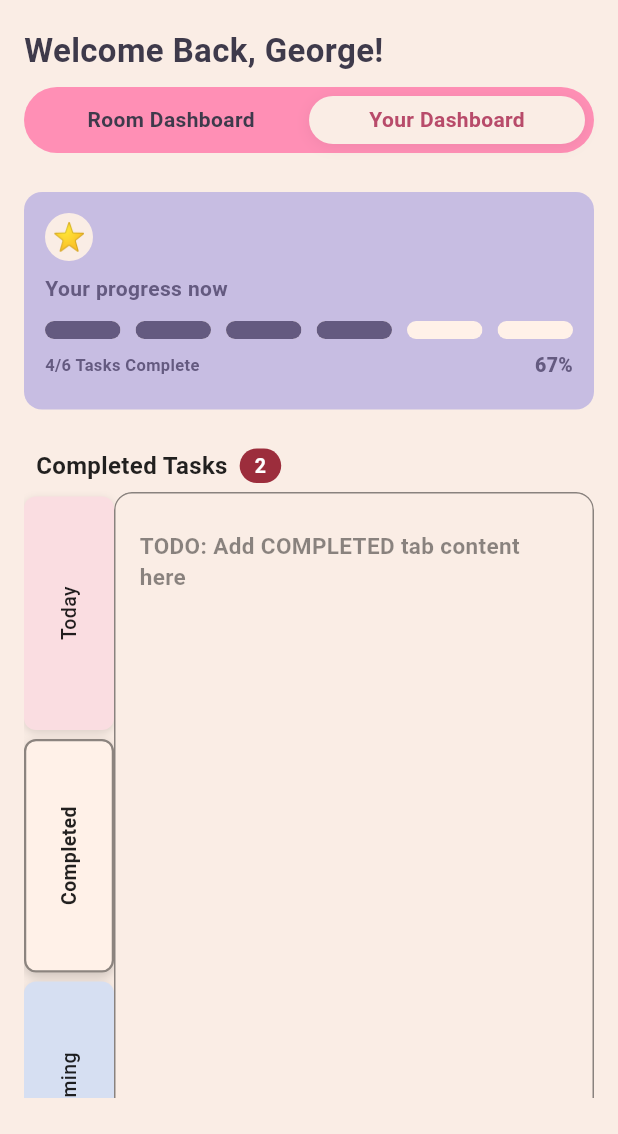
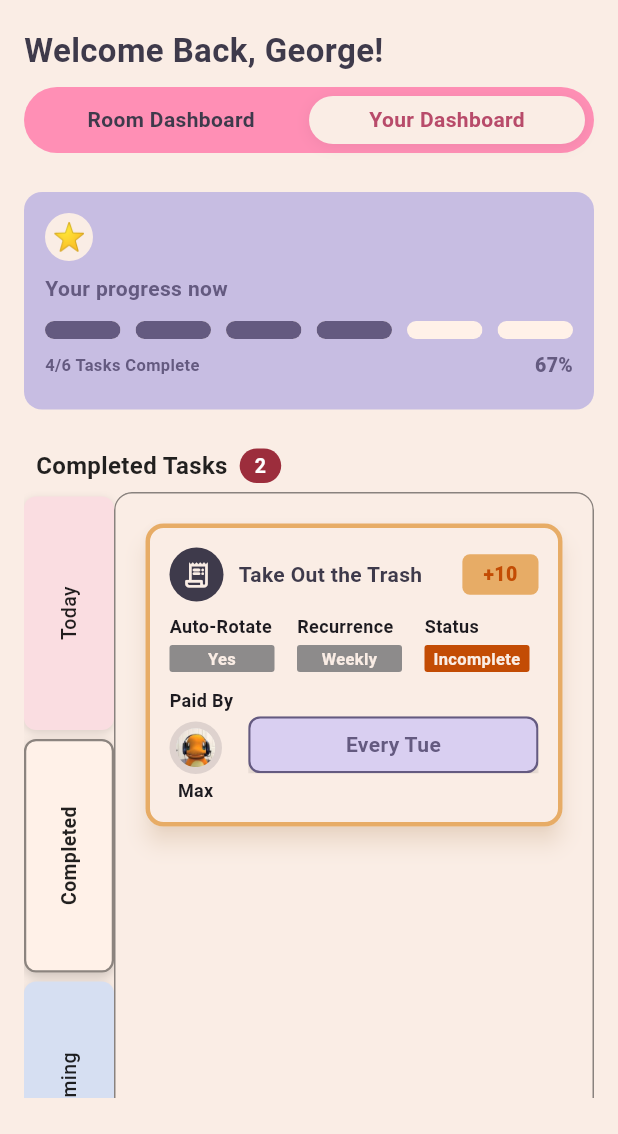
Before and after one commit to FairNest/FairNest, a Flutter app: the RoomDashboardPage screen opened directly, after a tap on "Your Dashboard", after a tap on "Completed", on a phone screen of 412 x 824 dp, the part 102-1236 px from its top. Run offline on Flutter 3.47's test engine with Material 3 defaults, Android fonts, the phone set to English and light mode, and no system bars; our stand-ins replace google_fonts; Roboto replaces fonts that are missing (Krub).

Commit message:
andhika is a poop asss and mess with my code 🐜

```diff
--- /dev/null
+++ b/fairnestui/lib/components/ChoresTaskCard.dart
@@ -0,0 +1,258 @@
+import 'package:fairnestui/components/AccentBorderedCard.dart';
+import 'package:fairnestui/theme/app_colors.dart';
+import 'package:flutter/material.dart';
+
+class ChoresTaskCard extends StatelessWidget {
+  const ChoresTaskCard({
+    super.key,
+    this.paidByImage,
+    this.paidByRingColor = AppColors.textPurple,
+    this.onSettleNow, // <-- tap handler
+  });
+
+  final ImageProvider? paidByImage;
+  final Color paidByRingColor;
+  final VoidCallback? onSettleNow;
+
+  @override
+  Widget build(BuildContext context) {
+    const Color iconBg = AppColors.textPurple;
+    const Color titleColor = AppColors.textPurple;
+    const Color badgeBg = AppColors.accent;
+
+    return AccentBorderedCard(
+      child: SizedBox(
+        height: 170, // a bit taller to fit the button comfortably
+        child: Column(
+          crossAxisAlignment: CrossAxisAlignment.start,
+          children: [
+            // HEADER ROW
+            SizedBox(
+              height: 36,
+              child: Row(
+                crossAxisAlignment: CrossAxisAlignment.center,
+                children: [
+                  // circular icon
+                  Container(
+                    width: 36,
+                    height: 36,
+                    decoration: const BoxDecoration(
+                      color: iconBg,
+                      shape: BoxShape.circle,
+                    ),
+                    alignment: Alignment.center,
+                    child: const Icon(Icons.receipt_long_rounded,
+                        color: AppColors.background, size: 20),
+                  ),
+                  const SizedBox(width: 10),
+
+                  // title
+                  const Expanded(
+                    child: Align(
+                      alignment: Alignment.centerLeft,
+                      child: Text(
+                        'Take Out the Trash',
+                        maxLines: 1,
+                        overflow: TextOverflow.ellipsis,
+                        style: TextStyle(
+                          color: titleColor,
+                          fontSize: 14,
+                          fontWeight: FontWeight.w700,
+                        ),
+                      ),
+                    ),
+                  ),
+                  const SizedBox(width: 10),
+
+                  // +10 badge
+                  Container(
+                    padding:
+                        const EdgeInsets.symmetric(horizontal: 14, vertical: 4),
+                    decoration: BoxDecoration(
+                      color: badgeBg,
+                      borderRadius: BorderRadius.circular(5),
+                    ),
+                    child: const Text(
+                      '+10',
+                      style: TextStyle(
+                        color: AppColors.textOrange,
+                        fontSize: 13,
+                        fontWeight: FontWeight.w900,
+                      ),
+                    ),
+                  ),
+                ],
+              ),
+            ),
+
+            const SizedBox(height: 8),
+
+            // Row of little stat chips (Total / Split / You Owe)
+            Row(
+              children: const [
+                _StatChip(
+                    label: "Auto-Rotate",
+                    color: Color(0xFF8D8B8B),
+                    text: "Yes"),
+                SizedBox(width: 15),
+                _StatChip(
+                    label: "Recurrence",
+                    color: Color(0xFF8D8B8B),
+                    text: "Weekly"),
+                SizedBox(width: 15),
+                _StatChip(
+                    label: "Status",
+                    color: AppColors.textOrange,
+                    text: 'Incomplete'),
+              ],
+            ),
+
+            const SizedBox(height: 10),
+
+            // Paid By + avatar
+            Row(
+              children: [
+                Column(
+                  crossAxisAlignment: CrossAxisAlignment.start,
+                  children: [
+                    const Text("Paid By",
+                        style: TextStyle(
+                            fontSize: 12, fontWeight: FontWeight.w600)),
+                    const SizedBox(height: 6),
+                    Container(
+                      width: 35,
+                      height: 35,
+                      decoration: BoxDecoration(
+                        shape: BoxShape.circle,
+                        color: paidByRingColor.withOpacity(0.15),
+                      ),
+                      alignment: Alignment.center,
+                      child: CircleAvatar(
+                        radius: 13,
+                        backgroundColor: Colors.grey.shade300,
+                        backgroundImage: paidByImage,
+                        child: paidByImage == null
+                            ? const Icon(Icons.person,
+                                size: 14, color: Colors.white)
+                            : null,
+                      ),
+                    ),
+                    const SizedBox(height: 2),
+                    const SizedBox(
+                      width: 35,
+                      child: Text(
+                        "Max",
+                        textAlign: TextAlign.center,
+                        maxLines: 1,
+                        overflow: TextOverflow.ellipsis,
+                        style: TextStyle(
+                            fontSize: 12, fontWeight: FontWeight.w600),
+                      ),
+                    ),
+                  ],
+                ),
+                SizedBox(
+                  width: 10,
+                ),
+
+                // SETTLE NOW button (fills remaining width nicely)
+                Expanded(
+                  flex: 2,
+                  child: _SettleNowButton(
+                    text: 'Every Tue',
+                    onTap: onSettleNow,
+                  ),
+                ),
+              ],
+            ),
+          ],
+        ),
+      ),
+    );
+  }
+}
+
+class _StatChip extends StatelessWidget {
+  const _StatChip(
+      {required this.label, required this.color, required this.text});
+
+  final String label;
+  final Color color;
+  final String text;
+
+  @override
+  Widget build(BuildContext context) {
+    return Column(
+      crossAxisAlignment: CrossAxisAlignment.start,
+      children: [
+        Text(label,
+            style: const TextStyle(fontSize: 12, fontWeight: FontWeight.w600)),
+        const SizedBox(height: 4),
+        Container(
+          height: 18,
+          width: 70,
+          decoration: BoxDecoration(
+            color: color,
+            borderRadius: BorderRadius.circular(2),
+          ),
+          alignment: Alignment.center,
+          child: Text(
+            text,
+            textAlign: TextAlign.center,
+            style: const TextStyle(
+              fontSize: 11,
+              color: AppColors.background,
+              fontWeight: FontWeight.w700,
+            ),
+          ),
+        ),
+      ],
+    );
+  }
+}
+
+/// Lavender pill button with purple border + small shadow.
+class _SettleNowButton extends StatelessWidget {
+  const _SettleNowButton({required this.text, this.onTap});
+
+  final String text;
+  final VoidCallback? onTap;
+
+  @override
+  Widget build(BuildContext context) {
+    const lavenderFill = Color(0xFFD9CFF1); // soft lavender
+    const purpleBorder = Color(0xFF645A80); // text/border purple
+
+    return Material(
+      color: Colors.transparent,
+      child: InkWell(
+        onTap: onTap,
+        borderRadius: BorderRadius.circular(20),
+        child: Ink(
+          height: 38,
+          decoration: BoxDecoration(
+            color: lavenderFill,
+            borderRadius: BorderRadius.circular(8),
+            border: Border.all(color: purpleBorder, width: 1.5),
+            boxShadow: [
+              BoxShadow(
+                color: Colors.black.withOpacity(0.12),
+                blurRadius: 6,
+                offset: const Offset(0, 8),
+              ),
+            ],
+          ),
+          child: Center(
+            child: Text(
+              text,
+              style: const TextStyle(
+                color: purpleBorder,
+                fontWeight: FontWeight.w700,
+              ),
+            ),
+          ),
+        ),
+      ),
+    );
+  }
+}
--- /dev/null
+++ b/fairnestui/lib/components/FInanceTaskCard.dart
@@ -0,0 +1,257 @@
+import 'package:fairnestui/components/AccentBorderedCard.dart';
+import 'package:fairnestui/theme/app_colors.dart';
+import 'package:flutter/material.dart';
+
+class Financetaskcard extends StatelessWidget {
+  const Financetaskcard({
+    super.key,
+    this.paidByImage,
+    this.paidByRingColor = AppColors.textPurple,
+    this.onSettleNow, // <-- tap handler
+  });
+
+  final ImageProvider? paidByImage;
+  final Color paidByRingColor;
+  final VoidCallback? onSettleNow;
+
+  @override
+  Widget build(BuildContext context) {
+    const Color iconBg = AppColors.textPurple;
+    const Color titleColor = AppColors.textPurple;
+    const Color badgeBg = AppColors.accent;
+
+    return AccentBorderedCard(
+      child: SizedBox(
+        height: 170, // a bit taller to fit the button comfortably
+        child: Column(
+          crossAxisAlignment: CrossAxisAlignment.start,
+          children: [
+            // HEADER ROW
+            SizedBox(
+              height: 36,
+              child: Row(
+                crossAxisAlignment: CrossAxisAlignment.center,
+                children: [
+                  // circular icon
+                  Container(
+                    width: 36,
+                    height: 36,
+                    decoration: const BoxDecoration(
+                      color: iconBg,
+                      shape: BoxShape.circle,
+                    ),
+                    alignment: Alignment.center,
+                    child: const Icon(Icons.receipt_long_rounded,
+                        color: AppColors.background, size: 20),
+                  ),
+                  const SizedBox(width: 10),
+
+                  // title
+                  const Expanded(
+                    child: Align(
+                      alignment: Alignment.centerLeft,
+                      child: Text(
+                        'Water Bill - March',
+                        maxLines: 1,
+                        overflow: TextOverflow.ellipsis,
+                        style: TextStyle(
+                          color: titleColor,
+                          fontSize: 14,
+                          fontWeight: FontWeight.w700,
+                        ),
+                      ),
+                    ),
+                  ),
+                  const SizedBox(width: 10),
+
+                  // +10 badge
+                  Container(
+                    padding:
+                        const EdgeInsets.symmetric(horizontal: 14, vertical: 4),
+                    decoration: BoxDecoration(
+                      color: badgeBg,
+                      borderRadius: BorderRadius.circular(5),
+                    ),
+                    child: const Text(
+                      '+10',
+                      style: TextStyle(
+                        color: AppColors.textOrange,
+                        fontSize: 13,
+                        fontWeight: FontWeight.w900,
+                      ),
+                    ),
+                  ),
+                ],
+              ),
+            ),
+
+            const SizedBox(height: 8),
+
+            // Row of little stat chips (Total / Split / You Owe)
+            Row(
+              children: const [
+                _StatChip(
+                    label: "Total", color: Color(0xFF8D8B8B), text: "400 Baht"),
+                SizedBox(width: 15),
+                _StatChip(
+                    label: "Split", color: Color(0xFF8D8B8B), text: "Even"),
+                SizedBox(width: 15),
+                _StatChip(
+                    label: "You Owe",
+                    color: AppColors.textOrange,
+                    text: '200 Baht'),
+              ],
+            ),
+
+            const SizedBox(height: 10),
+
+            // Paid By + avatar
+            Row(
+              children: [
+                Column(
+                  crossAxisAlignment: CrossAxisAlignment.start,
+                  children: [
+                    const Text("Paid By",
+                        style: TextStyle(
+                            fontSize: 12, fontWeight: FontWeight.w600)),
+                    const SizedBox(height: 6),
+                    Container(
+                      width: 35,
+                      height: 35,
+                      decoration: BoxDecoration(
+                        shape: BoxShape.circle,
+                        color: paidByRingColor.withOpacity(0.15),
+                      ),
+                      alignment: Alignment.center,
+                      child: CircleAvatar(
+                        radius: 13,
+                        backgroundColor: Colors.grey.shade300,
+                        backgroundImage: paidByImage,
+                        child: paidByImage == null
+                            ? const Icon(Icons.person,
+                                size: 14, color: Colors.white)
+                            : null,
+                      ),
+                    ),
+                    const SizedBox(height: 2),
+                    const SizedBox(
+                      width: 35,
+                      child: Text(
+                        "Max",
+                        textAlign: TextAlign.center,
+                        maxLines: 1,
+                        overflow: TextOverflow.ellipsis,
+                        style: TextStyle(
+                            fontSize: 12, fontWeight: FontWeight.w600),
+                      ),
+                    ),
+                  ],
+                ),
+                SizedBox(
+                  width: 10,
+                ),
+                Spacer(
+                  flex: 3,
+                ),
+
+                // SETTLE NOW button (fills remaining width nicely)
+                Expanded(
+                  flex: 30,
+                  child: _SettleNowButton(
+                    text: 'Settle Now',
+                    onTap: onSettleNow,
+                  ),
+                ),
+              ],
+            ),
+          ],
+        ),
+      ),
+    );
+  }
+}
+
+class _StatChip extends StatelessWidget {
+  const _StatChip(
+      {required this.label, required this.color, required this.text});
+
+  final String label;
+  final Color color;
+  final String text;
+
+  @override
+  Widget build(BuildContext context) {
+    return Column(
+      crossAxisAlignment: CrossAxisAlignment.start,
+      children: [
+        Text(label,
+            style: const TextStyle(fontSize: 12, fontWeight: FontWeight.w600)),
+        const SizedBox(height: 4),
+        Container(
+          height: 18,
+          width: 70,
+          decoration: BoxDecoration(
+            color: color,
+            borderRadius: BorderRadius.circular(2),
+          ),
+          alignment: Alignment.center,
+          child: Text(
+            text,
+            textAlign: TextAlign.center,
+            style: const TextStyle(
+              fontSize: 11,
+              color: AppColors.background,
+              fontWeight: FontWeight.w700,
+            ),
+          ),
+        ),
+      ],
+    );
+  }
+}
+
+/// Lavender pill button with purple border + small shadow.
+class _SettleNowButton extends StatelessWidget {
+  const _SettleNowButton({required this.text, this.onTap});
+
+  final String text;
+  final VoidCallback? onTap;
+
+  @override
+  Widget build(BuildContext context) {
+    const lavenderFill = Color(0xFFD9CFF1); // soft lavender
+    const purpleBorder = Color(0xFF645A80); // text/border purple
+
+    return Material(
+      color: Colors.transparent,
+      child: InkWell(
+        onTap: onTap,
+        borderRadius: BorderRadius.circular(20),
+        child: Ink(
+          height: 38,
+          decoration: BoxDecoration(
+            color: lavenderFill,
+            borderRadius: BorderRadius.circular(8),
+            border: Border.all(color: purpleBorder, width: 1.5),
+            boxShadow: [
+              BoxShadow(
+                color: Colors.black.withOpacity(0.12),
+                blurRadius: 6,
+                offset: const Offset(0, 8),
+              ),
+            ],
+          ),
+          child: Center(
+            child: Text(
+              text,
+              style: const TextStyle(
+                color: purpleBorder,
+                fontWeight: FontWeight.w700,
+              ),
+            ),
+          ),
+        ),
+      ),
+    );
+  }
+}
--- a/fairnestui/lib/main.dart
+++ b/fairnestui/lib/main.dart
@@ -36,7 +36,7 @@ class MyApp extends StatelessWidget {
         colorScheme: ColorScheme.fromSeed(seedColor: Colors.deepPurple),
         useMaterial3: true,
       ),
-      home: const AppShell(),
+      home: const RoomDashboardPage(),
     );
   }
 }
--- a/fairnestui/lib/widgets/TaskNavFolder.dart
+++ b/fairnestui/lib/widgets/TaskNavFolder.dart
@@ -1,3 +1,5 @@
+import 'package:fairnestui/components/ChoresTaskCard.dart';
+import 'package:fairnestui/components/FInanceTaskCard.dart';
 import 'package:fairnestui/theme/app_colors.dart';
 import 'package:flutter/material.dart';
 
@@ -57,7 +59,6 @@ class _TaskNavFolderState extends State<TaskNavFolder> {
     }
   }
 
-  // ---------- MAIN AREA (uses SingleChildScrollView per tab) ----------
   Widget _buildTabContent(BuildContext context) {
     switch (activeIndex) {
       case 0: // TODAY
@@ -67,15 +68,10 @@ class _TaskNavFolderState extends State<TaskNavFolder> {
           child: Column(
             crossAxisAlignment: CrossAxisAlignment.stretch,
             children: const [
-              // ===== REPLACE BELOW WITH YOUR "TODAY" CARDS =====
-              SizedBox(height: 8),
-              Text("TODO: Add TODAY tab content here",
-                  style: TextStyle(
-                      fontSize: 15,
-                      fontWeight: FontWeight.w600,
-                      color: Colors.black45)),
-              SizedBox(height: 400),
-              // =================================================
+              Financetaskcard(
+                paidByImage: AssetImage('assets/images/char.png'),
+              ),
+              SizedBox(height: 10),
             ],
           ),
         );
@@ -87,15 +83,10 @@ class _TaskNavFolderState extends State<TaskNavFolder> {
           child: Column(
             crossAxisAlignment: CrossAxisAlignment.stretch,
             children: const [
-              // ===== REPLACE BELOW WITH YOUR "COMPLETED" CARDS =====
-              SizedBox(height: 8),
-              Text("TODO: Add COMPLETED tab content here",
-                  style: TextStyle(
-                      fontSize: 15,
-                      fontWeight: FontWeight.w600,
-                      color: Colors.black45)),
+              ChoresTaskCard(
+                paidByImage: AssetImage('assets/images/char.png'),
+              ),
               SizedBox(height: 400),
-              // =====================================================
             ],
           ),
         );
```
